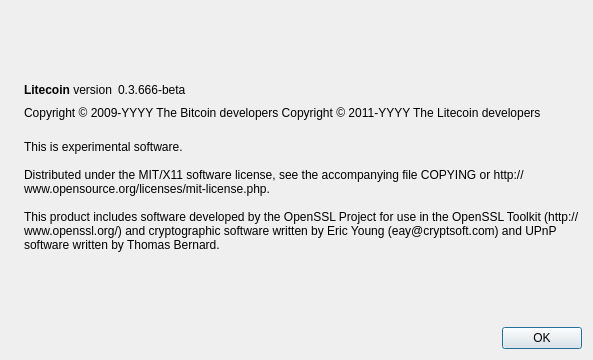
The window that src/qt/forms/aboutdialog.ui (whocoin/whocoin) describes before a commit, drawn with Qt 5.
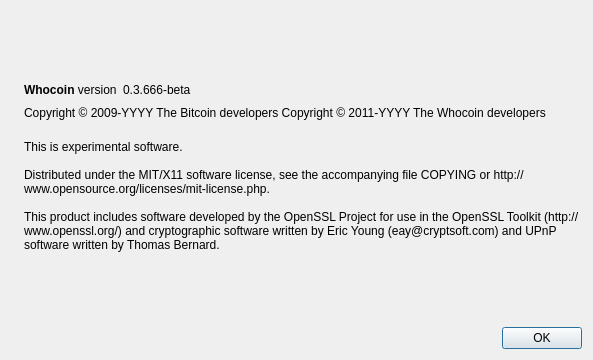
The same window after the commit. Icons and pictures are not drawn.

What changed in the file:
```diff
--- a/src/qt/forms/aboutdialog.ui
+++ b/src/qt/forms/aboutdialog.ui
@@ -50,7 +50,7 @@
           <cursorShape>IBeamCursor</cursorShape>
          </property>
          <property name="text">
-          <string>&lt;b&gt;Litecoin&lt;/b&gt; version</string>
+          <string>&lt;b&gt;Whocoin&lt;/b&gt; version</string>
          </property>
          <property name="textInteractionFlags">
           <set>Qt::LinksAccessibleByMouse|Qt::TextSelectableByKeyboard|Qt::TextSelectableByMouse</set>
@@ -92,7 +92,7 @@
        </property>
        <property name="text">
         <string notr="true">Copyright &amp;copy; 2009-YYYY The Bitcoin developers
-Copyright &amp;copy; 2011-YYYY The Litecoin developers</string>
+Copyright &amp;copy; 2011-YYYY The Whocoin developers</string>
        </property>
        <property name="textFormat">
         <enum>Qt::RichText</enum>
```
Left out of the diff: 2 changed lines with no effect on the pictures.
